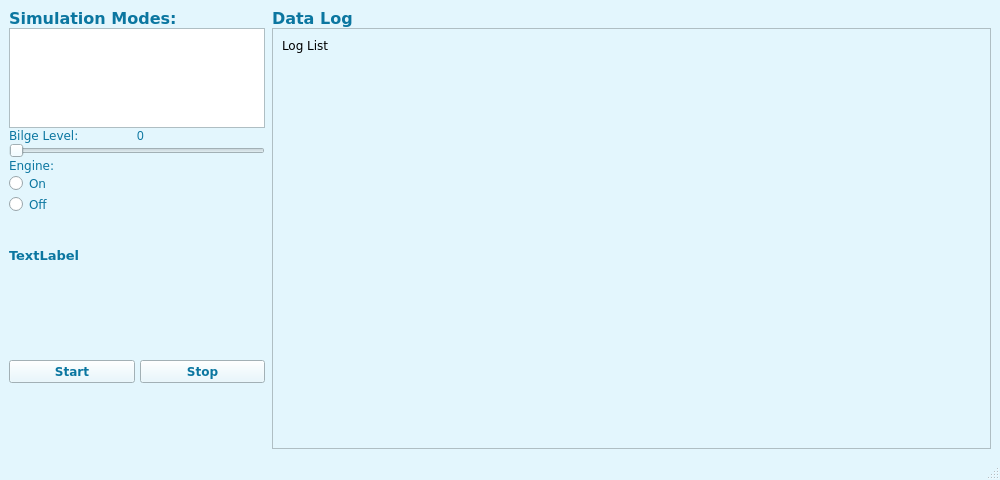
First picture: the form in gui/resources/mainwindow.ui, repository ashrec04/nmea_sim, before the edit.
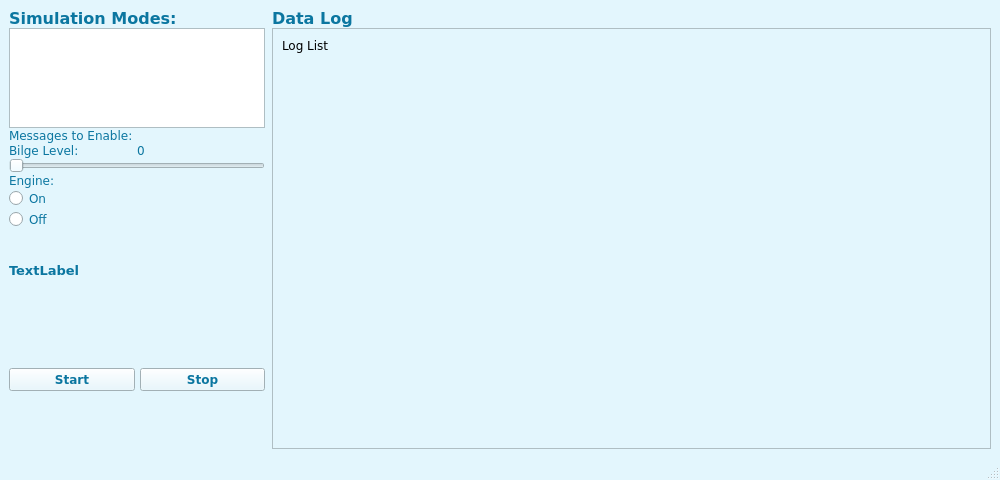
Second picture: the form after the edit.

Commit message: sensors can be enabled/disabled in config

What changed in the file:
```diff
--- a/gui/resources/mainwindow.ui
+++ b/gui/resources/mainwindow.ui
@@ -497,6 +497,11 @@
     </disabled>
    </palette>
   </property>
+  <property name="font">
+   <font>
+    <family>Verdana</family>
+   </font>
+  </property>
   <property name="windowTitle">
    <string notr="true">MainWindow</string>
   </property>
@@ -685,6 +690,16 @@
           </property>
          </widget>
         </item>
+        <item>
+         <widget class="QLabel" name="checkboxTitleLabel">
+          <property name="text">
+           <string>Messages to Enable:</string>
+          </property>
+         </widget>
+        </item>
+        <item>
+         <layout class="QVBoxLayout" name="checkboxVerticalLayout"/>
+        </item>
         <item>
          <layout class="QVBoxLayout" name="bilgeLevelVerticalLayout">
           <item>
```
Left out of the diff: 4 changed lines with no effect on the pictures. The commit also changes 1 other file.
